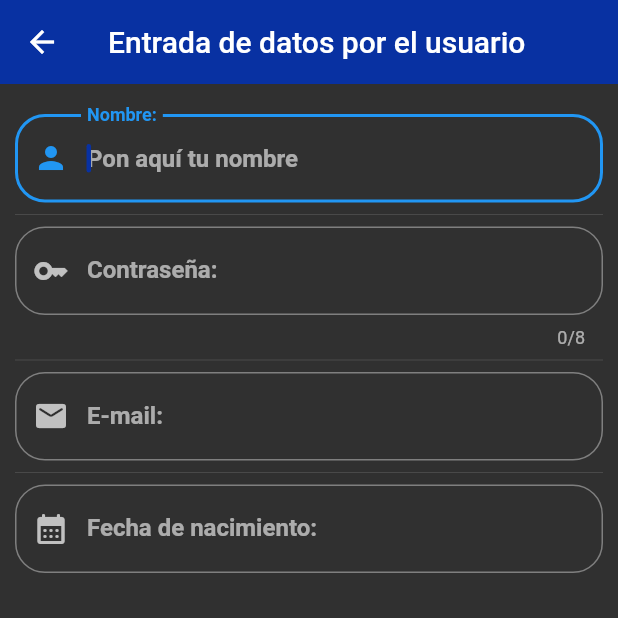
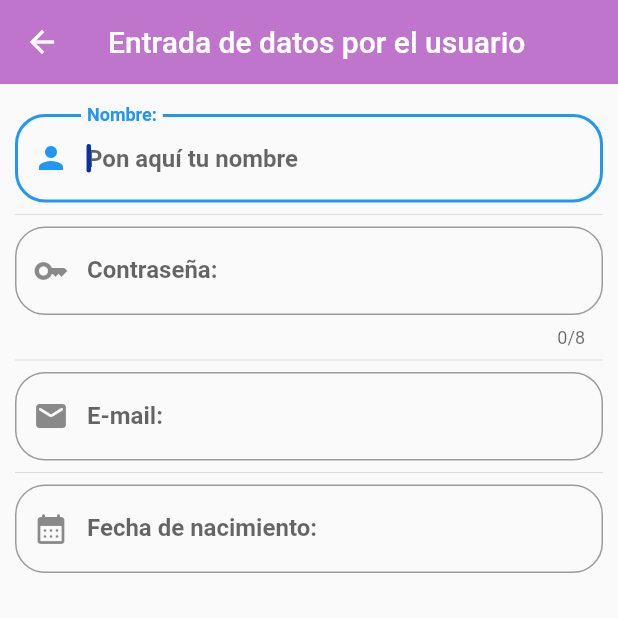
Before and after one commit to MattZKruspe/Componentes, a Flutter app: the screen it shows after launch, after a tap on "Entradas de datos", on a phone screen of 412 x 824 dp, the top half of it. Run offline on Flutter 3.47's test engine with Material 2 defaults, Android fonts, the phone set to English and light mode, and no system bars; missing offline and left inert: dart:js.

Commit message:
eighth commit

```diff
--- a/lib/main.dart
+++ b/lib/main.dart
@@ -1,9 +1,9 @@
 import 'package:componentes/ui/screens/alerts.dart';
 import 'package:componentes/ui/screens/home_page_temp.dart';
 import 'package:componentes/ui/screens/input_screen.dart';
+import 'package:componentes/utils/app_theme.dart';
 import 'package:flutter_localizations/flutter_localizations.dart';
 import 'package:flutter/material.dart';
-
 
 void main() => runApp(const MyApp());
 
@@ -15,7 +15,7 @@ class MyApp extends StatelessWidget {
     return MaterialApp(
         title: 'App Componentes',
         debugShowCheckedModeBanner: false,
-        localizationsDelegates: [
+        localizationsDelegates: const [
           GlobalMaterialLocalizations.delegate,
           GlobalMaterialLocalizations.delegate,
         ],
@@ -35,13 +35,6 @@ class MyApp extends StatelessWidget {
           return MaterialPageRoute(
               builder: (BuildContext context) => const AlertsScreen());
         },
-        theme: ThemeData.dark().copyWith(
-          //Color primario
-          primaryColor: Color.fromARGB(255, 8, 49, 162),
-          appBarTheme: const AppBarTheme(
-            color: Color.fromARGB(255, 8, 49, 162),
-            elevation: 0,
-          ),
-        ));
+        theme: AppTheme.lightTheme);
   }
 }
--- a/lib/ui/screens/input_screen.dart
+++ b/lib/ui/screens/input_screen.dart
@@ -1,4 +1,5 @@
 import 'package:flutter/material.dart';
+import 'package:intl/intl.dart';
 
 class InputsScreen extends StatefulWidget {
   const InputsScreen({super.key});
@@ -12,7 +13,7 @@ class _InputsScreenState extends State<InputsScreen> {
   String _password = '';
   String _email = '';
   String _fecha = '';
-  final TextEditingController _inputFielDataController =
+  final TextEditingController _inputFieldDateController =
       TextEditingController();
   @override
   Widget build(BuildContext context) {
@@ -43,7 +44,7 @@ class _InputsScreenState extends State<InputsScreen> {
         color: Colors.black45,
         fontWeight: FontWeight.bold,
       ),
-      cursorColor: Color.fromARGB(255, 8, 49, 162),
+      cursorColor: const Color.fromARGB(255, 8, 49, 162),
       cursorRadius: const Radius.circular(9.0),
       cursorWidth: 3.0,
       //maxLength: 4,
@@ -54,7 +55,7 @@ class _InputsScreenState extends State<InputsScreen> {
         hintText: "Pon aquí tu nombre",
         labelText: "Nombre:",
         // icono normal icon: Icon(Icons.person_4),
-        prefixIcon: Icon(Icons.person),
+        prefixIcon: const Icon(Icons.person),
         // prefix: const CircularProgressIndicotor(),
         //iconColor: Color.fromARGB(255, 8, 49, 162)
       ),
@@ -72,7 +73,7 @@ class _InputsScreenState extends State<InputsScreen> {
         color: Colors.black45,
         fontWeight: FontWeight.bold,
       ),
-      cursorColor: Color.fromARGB(255, 8, 49, 162),
+      cursorColor:const  Color.fromARGB(255, 8, 49, 162),
       cursorRadius: const Radius.circular(9.0),
       cursorWidth: 3.0,
       maxLength: 8,
@@ -83,7 +84,7 @@ class _InputsScreenState extends State<InputsScreen> {
         border: OutlineInputBorder(borderRadius: BorderRadius.circular(20.0)),
         hintText: "Escribe tu contraseña",
         labelText: "Contraseña:",
-        prefixIcon: Icon(Icons.key_outlined),
+        prefixIcon: const Icon(Icons.key_outlined),
         //suffixIcon: const Icon(Icons.key)
       ),
       onChanged: (valor) {
@@ -100,7 +101,7 @@ class _InputsScreenState extends State<InputsScreen> {
         color: Colors.black45,
         fontWeight: FontWeight.bold,
       ),
-      cursorColor: Color.fromARGB(255, 8, 49, 162),
+      cursorColor: const Color.fromARGB(255, 8, 49, 162),
       cursorRadius: const Radius.circular(9.0),
       cursorWidth: 3.0,
       keyboardType: TextInputType.number,
@@ -109,7 +110,7 @@ class _InputsScreenState extends State<InputsScreen> {
         border: OutlineInputBorder(borderRadius: BorderRadius.circular(20.0)),
         hintText: "Escribe tu email",
         labelText: "E-mail:",
-        prefixIcon: Icon(Icons.mail_rounded),
+        prefixIcon: const Icon(Icons.mail_rounded),
         //suffixIcon: const Icon(Icons.key)
       ),
       onChanged: (valor) {
@@ -121,13 +122,14 @@ class _InputsScreenState extends State<InputsScreen> {
 
   Widget _crearEntradaFecha() {
     return TextField(
+      controller:_inputFieldDateController,
       enableInteractiveSelection: false,
       textAlign: TextAlign.left,
       style: const TextStyle(
         color: Colors.black45,
         fontWeight: FontWeight.bold,
       ),
-      cursorColor: Color.fromARGB(255, 8, 49, 162),
+      cursorColor: const  Color.fromARGB(255, 8, 49, 162),
       cursorRadius: const Radius.circular(9.0),
       cursorWidth: 3.0,
       textCapitalization: TextCapitalization.words,
@@ -135,7 +137,7 @@ class _InputsScreenState extends State<InputsScreen> {
         border: OutlineInputBorder(borderRadius: BorderRadius.circular(20.0)),
         hintText: "Escribe tu fecha de nacimiento",
         labelText: "Fecha de nacimiento:",
-        prefixIcon: Icon(Icons.calendar_month_rounded),
+        prefixIcon: const Icon(Icons.calendar_month_rounded),
         //suffixIcon: const Icon(Icons.key)
       ),
       onTap: () {
@@ -155,8 +157,27 @@ class _InputsScreenState extends State<InputsScreen> {
     if (picked != null) {
       setState(() {
         _fecha = picked.toString();
-        _inputFielDataController.text = _fecha;
+        print(_fecha);
+        _fecha = DateFormat('dd-MM-yyyy').format(picked);
+        _inputFieldDateController.text = _fecha;//Esta linea muestra la fecha en el TexField
       });
     }
   }
+    Widget _crearDropDown(){
+    return DropdownButton(
+      items: const [],
+      onChanged:(opt) {});
+  }
+
+  List<DropdownMenuItem<String>> getOptionsDropDown() {
+    List<String> _lenguajes = ['Java', 'PHP', 'JavaScript', 'Dart'];
+    List<DropdownMenuItem<String>> lista = List();
+    _lenguajes.forEach((lenguaje) {
+      lista.add(DropdownMenuItem(
+        child: Text(lenguaje),
+        value: lenguaje,
+      ));
+    });
+    return lista;
+  }
 }
--- /dev/null
+++ b/lib/utils/app_theme.dart
@@ -0,0 +1,18 @@
+import 'package:flutter/material.dart';
+class AppTheme {
+
+  static const Color primary = Color.fromARGB(161, 155, 39, 176);
+  static final ThemeData lightTheme = ThemeData.light().copyWith(
+    // Color primario
+    primaryColor: Colors.blue,
+    // AppBar Theme
+    appBarTheme: const AppBarTheme(
+      color:  primary,
+      elevation: 0,
+    )
+  );
+
+
+
+
+}
--- a/pubspec.yaml
+++ b/pubspec.yaml
@@ -9,6 +9,7 @@ environment:
 dependencies:
   flutter:
     sdk: flutter
+  intl: ^0.18.0
 
 dev_dependencies:
   flutter_test:
```
Also changed, not shown: pubspec.lock.
